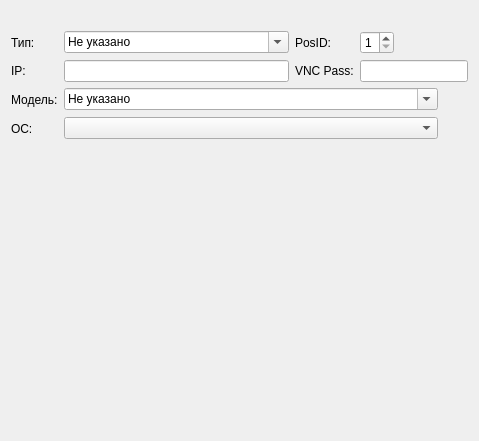
This is Clients/pceditdialog.ui in rust3128/HotLinePTS as Qt 5 draws it before an edit. The edited form follows.
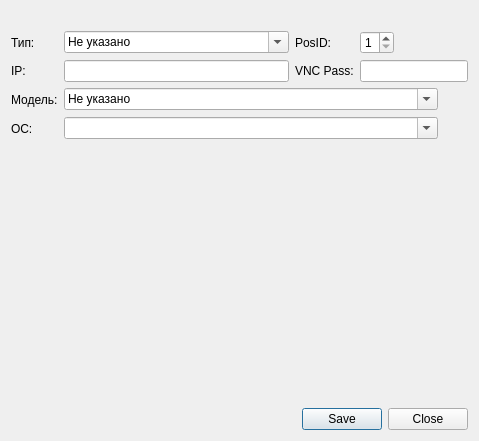
This is the edited form. Icons and pictures are not drawn.

```diff
--- a/Clients/pceditdialog.ui
+++ b/Clients/pceditdialog.ui
@@ -148,7 +148,11 @@
    <item row="4" column="1" colspan="4">
     <layout class="QHBoxLayout" name="horizontalLayout_2">
      <item>
-      <widget class="QComboBox" name="comboBoxOSType"/>
+      <widget class="QComboBox" name="comboBoxOSType">
+       <property name="editable">
+        <bool>true</bool>
+       </property>
+      </widget>
      </item>
      <item>
       <widget class="QToolButton" name="toolButtonAddOSType">
@@ -176,8 +180,12 @@
      <property name="text">
       <string/>
      </property>
-     <property name="wordWrap">
-      <bool>true</bool>
+    </widget>
+   </item>
+   <item row="6" column="0" colspan="5">
+    <widget class="QDialogButtonBox" name="buttonBox">
+     <property name="standardButtons">
+      <set>QDialogButtonBox::Close|QDialogButtonBox::Save</set>
      </property>
     </widget>
    </item>
```
Left out of the diff: 107 changed lines with no effect on the pictures.
